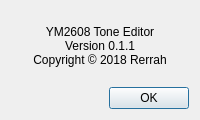
Old version of the form Test-MAME-YM2608/aboutdialog.ui in the repository rerrahkr/YM2608-Tone-Editor.
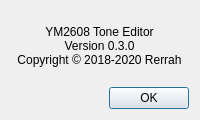
New version of the form.

```diff
--- a/Test-MAME-YM2608/aboutdialog.ui
+++ b/Test-MAME-YM2608/aboutdialog.ui
@@ -21,8 +21,8 @@
      </property>
      <property name="text">
       <string>YM2608 Tone Editor
-Version 0.1.1
-Copyright © 2018 Rerrah</string>
+Version 0.3.0
+Copyright © 2018-2020 Rerrah</string>
      </property>
      <property name="textFormat">
       <enum>Qt::PlainText</enum>
```
